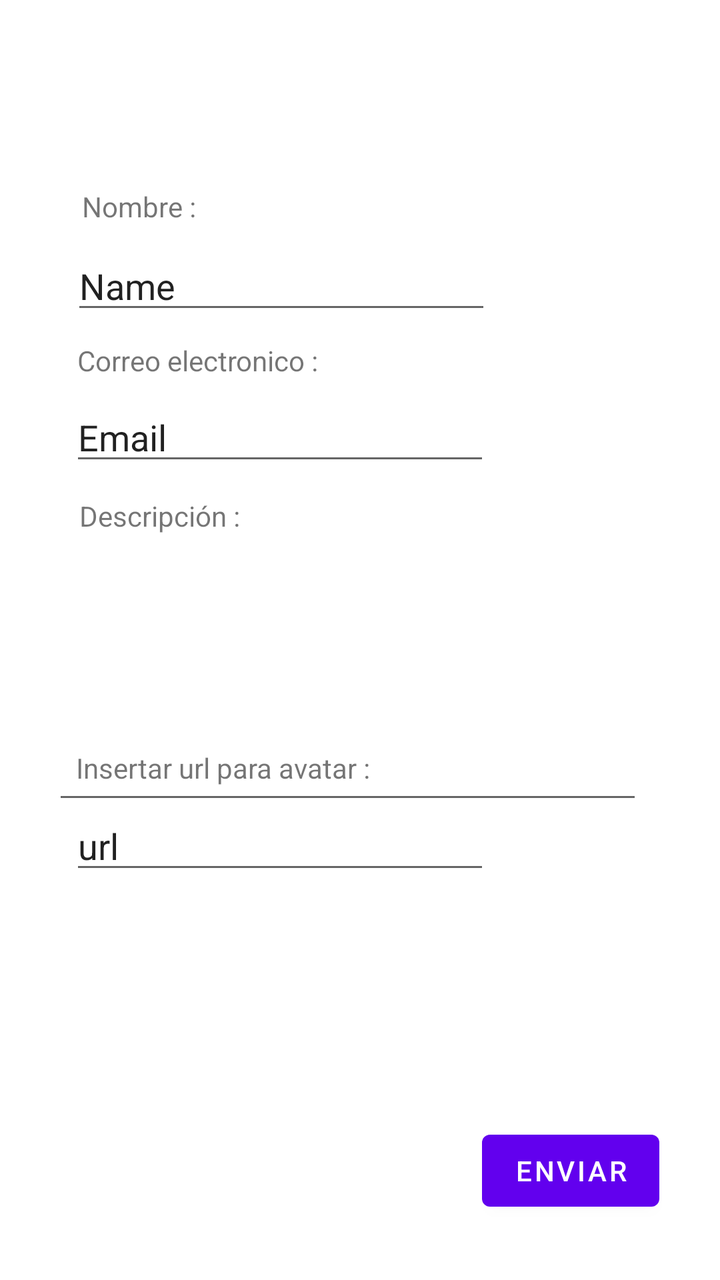
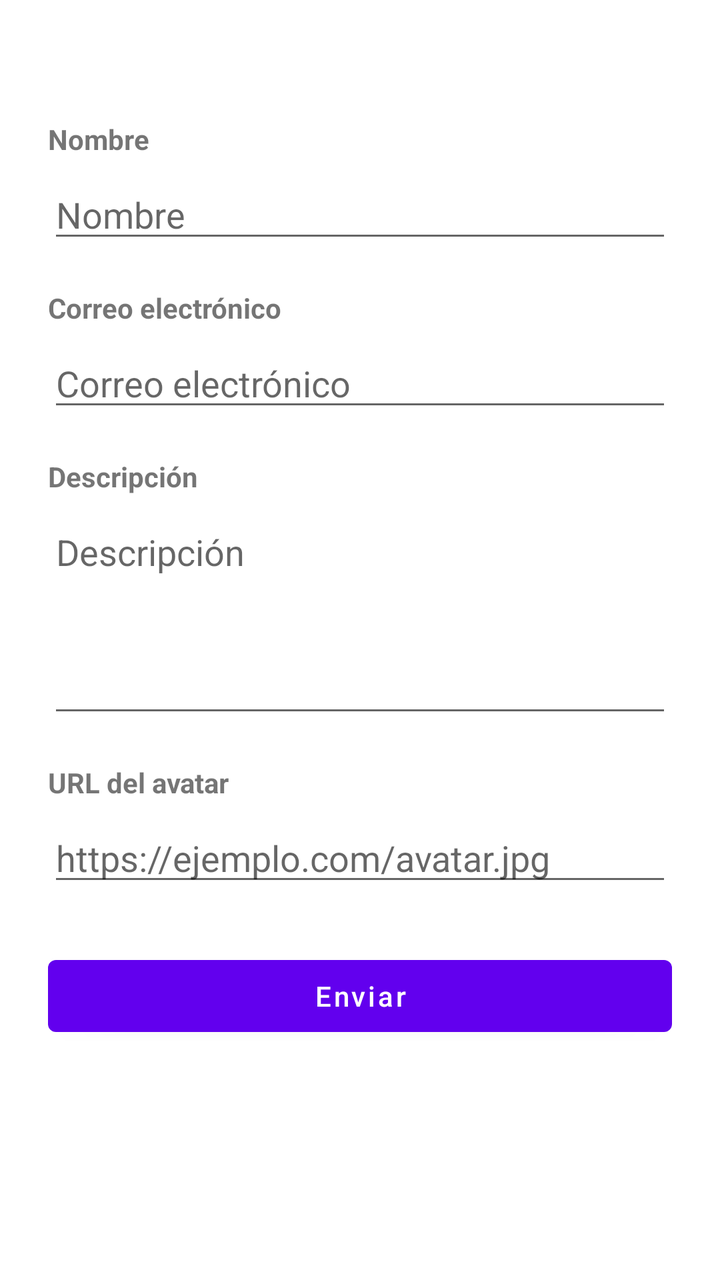

The first picture is an Android layout as it rendered before a commit; the second is the same layout after the commit. The layout source and the unified diff follow.
<!-- AndroidManifest.xml: application theme Theme.Perfil_usuari -->
<!-- res/layout/quest.xml -->
<?xml version="1.0" encoding="utf-8"?>
<androidx.constraintlayout.widget.ConstraintLayout xmlns:android="http://schemas.android.com/apk/res/android"
    xmlns:app="http://schemas.android.com/apk/res-auto"
    xmlns:tools="http://schemas.android.com/tools"
    android:id="@+id/main"
    android:layout_width="match_parent"
    android:layout_height="match_parent"
    tools:context=".QuestActivity">

    <TextView
        android:id="@+id/labelname"
        android:layout_width="wrap_content"
        android:layout_height="wrap_content"
        android:text="Nombre :"
        app:layout_constraintBottom_toBottomOf="parent"
        app:layout_constraintEnd_toEndOf="parent"
        app:layout_constraintHorizontal_bias="0.135"
        app:layout_constraintStart_toStartOf="parent"
        app:layout_constraintTop_toTopOf="parent"
        app:layout_constraintVertical_bias="0.151" />

    <EditText
        android:id="@+id/nameInput"
        android:layout_width="wrap_content"
        android:layout_height="wrap_content"
        android:layout_marginTop="8dp"
        android:ems="10"
        android:inputType="text"
        android:text="Name"
        app:layout_constraintBottom_toBottomOf="parent"
        app:layout_constraintEnd_toEndOf="parent"
        app:layout_constraintHorizontal_bias="0.238"
        app:layout_constraintStart_toStartOf="parent"
        app:layout_constraintTop_toBottomOf="@+id/labelname"
        app:layout_constraintVertical_bias="0.0" />

    <TextView
        android:id="@+id/labelmail"
        android:layout_width="wrap_content"
        android:layout_height="wrap_content"
        android:text="Correo electronico :"
        app:layout_constraintBottom_toBottomOf="parent"
        app:layout_constraintEnd_toEndOf="parent"
        app:layout_constraintHorizontal_bias="0.162"
        app:layout_constraintStart_toStartOf="parent"
        app:layout_constraintTop_toTopOf="parent"
        app:layout_constraintVertical_bias="0.275" />

    <EditText
        android:id="@+id/emailInput"
        android:layout_width="wrap_content"
        android:layout_height="wrap_content"
        android:ems="10"
        android:inputType="text"
        android:text="Email"
        app:layout_constraintBottom_toBottomOf="parent"
        app:layout_constraintEnd_toEndOf="parent"
        app:layout_constraintHorizontal_bias="0.233"
        app:layout_constraintStart_toStartOf="parent"
        app:layout_constraintTop_toBottomOf="@+id/labelmail"
        app:layout_constraintVertical_bias="0.016" />

    <TextView
        android:id="@+id/labeldesc"
        android:layout_width="wrap_content"
        android:layout_height="wrap_content"
        android:text="Descripción :"
        app:layout_constraintBottom_toBottomOf="parent"
        app:layout_constraintEnd_toEndOf="parent"
        app:layout_constraintHorizontal_bias="0.142"
        app:layout_constraintStart_toStartOf="parent"
        app:layout_constraintTop_toTopOf="parent"
        app:layout_constraintVertical_bias="0.4" />

    <EditText
        android:id="@+id/descInput"
        android:layout_width="295dp"
        android:layout_height="95dp"
        android:layout_marginTop="312dp"
        android:ems="10"
        android:gravity="start|top"
        android:inputType="textMultiLine"
        app:layout_constraintBottom_toBottomOf="parent"
        app:layout_constraintEnd_toEndOf="parent"
        app:layout_constraintHorizontal_bias="0.405"
        app:layout_constraintStart_toStartOf="parent"
        app:layout_constraintTop_toTopOf="parent"
        app:layout_constraintVertical_bias="0.0" />

    <TextView
        android:id="@+id/labelimg"
        android:layout_width="wrap_content"
        android:layout_height="wrap_content"
        android:text="Insertar url para avatar :"
        app:layout_constraintBottom_toBottomOf="parent"
        app:layout_constraintEnd_toEndOf="parent"
        app:layout_constraintHorizontal_bias="0.179"
        app:layout_constraintStart_toStartOf="parent"
        app:layout_constraintTop_toTopOf="parent"
        app:layout_constraintVertical_bias="0.603" />

    <EditText
        android:id="@+id/imgInput"
        android:layout_width="wrap_content"
        android:layout_height="wrap_content"
        android:ems="10"
        android:inputType="text"
        android:text="url"
        app:layout_constraintBottom_toBottomOf="parent"
        app:layout_constraintEnd_toEndOf="parent"
        app:layout_constraintHorizontal_bias="0.233"
        app:layout_constraintStart_toStartOf="parent"
        app:layout_constraintTop_toTopOf="parent"
        app:layout_constraintVertical_bias="0.669" />

    <Button
        android:id="@+id/enviarbtn"
        android:layout_width="wrap_content"
        android:layout_height="wrap_content"
        android:text="enviar"
        app:layout_constraintBottom_toBottomOf="parent"
        app:layout_constraintEnd_toEndOf="parent"
        app:layout_constraintHorizontal_bias="0.888"
        app:layout_constraintStart_toStartOf="parent"
        app:layout_constraintTop_toTopOf="parent"
        app:layout_constraintVertical_bias="0.948" />

</androidx.constraintlayout.widget.ConstraintLayout>
<!-- resources referenced by this layout -->
<resources>
  <style name="Theme.Perfil_usuari" parent="Theme.MaterialComponents.DayNight.DarkActionBar">
          
          <item name="colorPrimary">@color/purple_500</item>
          <item name="colorPrimaryVariant">@color/purple_700</item>
          <item name="colorOnPrimary">@color/white</item>
          
          <item name="colorSecondary">@color/teal_200</item>
          <item name="colorSecondaryVariant">@color/teal_700</item>
          <item name="colorOnSecondary">@color/black</item>
          
          <item name="android:statusBarColor">?attr/colorPrimaryVariant</item>
          
      </style>
  <color name="purple_500">#FF6200EE</color>
  <color name="purple_700">#FF3700B3</color>
  <color name="white">#FFFFFFFF</color>
  <color name="teal_200">#FF03DAC5</color>
  <color name="teal_700">#FF018786</color>
  <color name="black">#FF000000</color>
</resources>

<!-- the commit's change to res/layout/quest.xml (unified diff, before → after) -->
@@ -1,128 +1,95 @@
 <?xml version="1.0" encoding="utf-8"?>
-<androidx.constraintlayout.widget.ConstraintLayout xmlns:android="http://schemas.android.com/apk/res/android"
-    xmlns:app="http://schemas.android.com/apk/res-auto"
+<ScrollView xmlns:android="http://schemas.android.com/apk/res/android"
     xmlns:tools="http://schemas.android.com/tools"
     android:id="@+id/main"
     android:layout_width="match_parent"
     android:layout_height="match_parent"
+    android:fillViewport="true"
+    android:paddingStart="24dp"
+    android:paddingTop="60dp"
+    android:paddingEnd="24dp"
+    android:paddingBottom="24dp"
     tools:context=".QuestActivity">
 
-    <TextView
-        android:id="@+id/labelname"
-        android:layout_width="wrap_content"
+    <LinearLayout
+        android:layout_width="match_parent"
         android:layout_height="wrap_content"
-        android:text="Nombre :"
-        app:layout_constraintBottom_toBottomOf="parent"
-        app:layout_constraintEnd_toEndOf="parent"
-        app:layout_constraintHorizontal_bias="0.135"
-        app:layout_constraintStart_toStartOf="parent"
-        app:layout_constraintTop_toTopOf="parent"
-        app:layout_constraintVertical_bias="0.151" />
+        android:orientation="vertical">
 
-    <EditText
-        android:id="@+id/nameInput"
-        android:layout_width="wrap_content"
-        android:layout_height="wrap_content"
-        android:layout_marginTop="8dp"
-        android:ems="10"
-        android:inputType="text"
-        android:text="Name"
-        app:layout_constraintBottom_toBottomOf="parent"
-        app:layout_constraintEnd_toEndOf="parent"
-        app:layout_constraintHorizontal_bias="0.238"
-        app:layout_constraintStart_toStartOf="parent"
-        app:layout_constraintTop_toBottomOf="@+id/labelname"
-        app:layout_constraintVertical_bias="0.0" />
+        <TextView
+            android:id="@+id/labelname"
+            android:layout_width="match_parent"
+            android:layout_height="wrap_content"
+            android:text="Nombre"
+            android:textStyle="bold" />
 
-    <TextView
-        android:id="@+id/labelmail"
-        android:layout_width="wrap_content"
-        android:layout_height="wrap_content"
-        android:text="Correo electronico :"
-        app:layout_constraintBottom_toBottomOf="parent"
-        app:layout_constraintEnd_toEndOf="parent"
-        app:layout_constraintHorizontal_bias="0.162"
-        app:layout_constraintStart_toStartOf="parent"
-        app:layout_constraintTop_toTopOf="parent"
-        app:layout_constraintVertical_bias="0.275" />
+        <EditText
+            android:id="@+id/nameInput"
+            android:layout_width="match_parent"
+            android:layout_height="wrap_content"
+            android:layout_marginTop="6dp"
+            android:hint="Nombre"
+            android:inputType="textCapWords"
+            android:maxLines="1" />
 
-    <EditText
-        android:id="@+id/emailInput"
-        android:layout_width="wrap_content"
-        android:layout_height="wrap_content"
-        android:ems="10"
-        android:inputType="text"
-        android:text="Email"
-        app:layout_constraintBottom_toBottomOf="parent"
-        app:layout_constraintEnd_toEndOf="parent"
-        app:layout_constraintHorizontal_bias="0.233"
-        app:layout_constraintStart_toStartOf="parent"
-        app:layout_constraintTop_toBottomOf="@+id/labelmail"
-        app:layout_constraintVertical_bias="0.016" />
+        <TextView
+            android:id="@+id/labelmail"
+            android:layout_width="match_parent"
+            android:layout_height="wrap_content"
+            android:layout_marginTop="18dp"
+            android:text="Correo electrónico"
+            android:textStyle="bold" />
 
-    <TextView
-        android:id="@+id/labeldesc"
-        android:layout_width="wrap_content"
-        android:layout_height="wrap_content"
-        android:text="Descripción :"
-        app:layout_constraintBottom_toBottomOf="parent"
-        app:layout_constraintEnd_toEndOf="parent"
-        app:layout_constraintHorizontal_bias="0.142"
-        app:layout_constraintStart_toStartOf="parent"
-        app:layout_constraintTop_toTopOf="parent"
-        app:layout_constraintVertical_bias="0.4" />
+        <EditText
+            android:id="@+id/emailInput"
+            android:layout_width="match_parent"
+            android:layout_height="wrap_content"
+            android:layout_marginTop="6dp"
+            android:hint="Correo electrónico"
+            android:inputType="textEmailAddress"
+            android:maxLines="1" />
 
-    <EditText
-        android:id="@+id/descInput"
-        android:layout_width="295dp"
-        android:layout_height="95dp"
-        android:layout_marginTop="312dp"
-        android:ems="10"
-        android:gravity="start|top"
-        android:inputType="textMultiLine"
-        app:layout_constraintBottom_toBottomOf="parent"
-        app:layout_constraintEnd_toEndOf="parent"
-        app:layout_constraintHorizontal_bias="0.405"
-        app:layout_constraintStart_toStartOf="parent"
-        app:layout_constraintTop_toTopOf="parent"
-        app:layout_constraintVertical_bias="0.0" />
+        <TextView
+            android:id="@+id/labeldesc"
+            android:layout_width="match_parent"
+            android:layout_height="wrap_content"
+            android:layout_marginTop="18dp"
+            android:text="Descripción"
+            android:textStyle="bold" />
 
-    <TextView
-        android:id="@+id/labelimg"
-        android:layout_width="wrap_content"
-        android:layout_height="wrap_content"
-        android:text="Insertar url para avatar :"
-        app:layout_constraintBottom_toBottomOf="parent"
-        app:layout_constraintEnd_toEndOf="parent"
-        app:layout_constraintHorizontal_bias="0.179"
-        app:layout_constraintStart_toStartOf="parent"
-        app:layout_constraintTop_toTopOf="parent"
-        app:layout_constraintVertical_bias="0.603" />
+        <EditText
+            android:id="@+id/descInput"
+            android:layout_width="match_parent"
+            android:layout_height="110dp"
+            android:layout_marginTop="6dp"
+            android:gravity="start|top"
+            android:hint="Descripción"
+            android:inputType="textCapSentences|textMultiLine" />
 
-    <EditText
-        android:id="@+id/imgInput"
-        android:layout_width="wrap_content"
-        android:layout_height="wrap_content"
-        android:ems="10"
-        android:inputType="text"
-        android:text="url"
-        app:layout_constraintBottom_toBottomOf="parent"
-        app:layout_constraintEnd_toEndOf="parent"
-        app:layout_constraintHorizontal_bias="0.233"
-        app:layout_constraintStart_toStartOf="parent"
-        app:layout_constraintTop_toTopOf="parent"
-        app:layout_constraintVertical_bias="0.669" />
+        <TextView
+            android:id="@+id/labelimg"
+            android:layout_width="match_parent"
+            android:layout_height="wrap_content"
+            android:layout_marginTop="18dp"
+            android:text="URL del avatar"
+            android:textStyle="bold" />
 
-    <Button
-        android:id="@+id/enviarbtn"
-        android:layout_width="wrap_content"
-        android:layout_height="wrap_content"
-        android:text="enviar"
-        app:layout_constraintBottom_toBottomOf="parent"
-        app:layout_constraintEnd_toEndOf="parent"
-        app:layout_constraintHorizontal_bias="0.888"
-        app:layout_constraintStart_toStartOf="parent"
-        app:layout_constraintTop_toTopOf="parent"
-        app:layout_constraintVertical_bias="0.948" />
+        <EditText
+            android:id="@+id/imgInput"
+            android:layout_width="match_parent"
+            android:layout_height="wrap_content"
+            android:layout_marginTop="6dp"
+            android:hint="https://ejemplo.com/avatar.jpg"
+            android:inputType="textUri"
+            android:maxLines="1" />
 
-</androidx.constraintlayout.widget.ConstraintLayout>
+        <Button
+            android:id="@+id/enviarbtn"
+            android:layout_width="match_parent"
+            android:layout_height="wrap_content"
+            android:layout_marginTop="26dp"
+            android:text="Enviar"
+            android:textAllCaps="false" />
+
+    </LinearLayout>
+</ScrollView>
<!-- resource entries referenced after the edit -->
@@ -1,6 +1,6 @@
 <!-- resources referenced by this layout -->
 <resources>
-  <style name="Theme.Perfil_usuari" parent="Theme.MaterialComponents.DayNight.DarkActionBar">
+  <style name="Theme.Perfil_usuari" parent="Theme.MaterialComponents.DayNight.NoActionBar">
           
           <item name="colorPrimary">@color/purple_500</item>
           <item name="colorPrimaryVariant">@color/purple_700</item>
